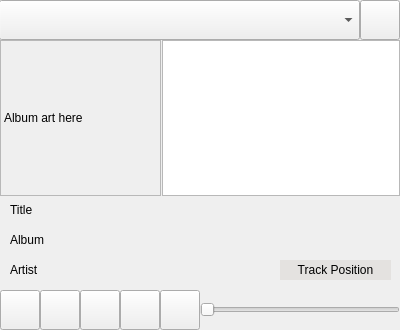
This is qAndora.ui in JeffHoogland/qAndora as Qt 5 draws it before an edit. The edited form follows.
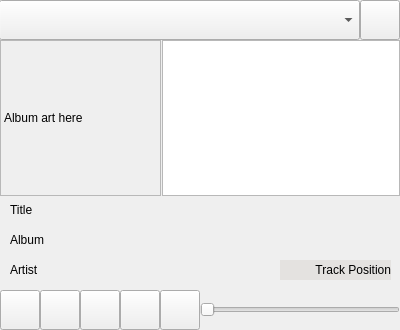
This is the edited form. Icons and pictures are not drawn.

Commit message: Center aligned station name

The edit to the form file:
```diff
--- a/qAndora.ui
+++ b/qAndora.ui
@@ -650,7 +650,7 @@
       <string>Track Position</string>
      </property>
      <property name="alignment">
-      <set>Qt::AlignCenter</set>
+      <set>Qt::AlignRight|Qt::AlignTrailing|Qt::AlignVCenter</set>
      </property>
     </widget>
    </widget>
```
Left out of the diff: 2 changed lines with no effect on the pictures. The commit also changes 4 other files.
